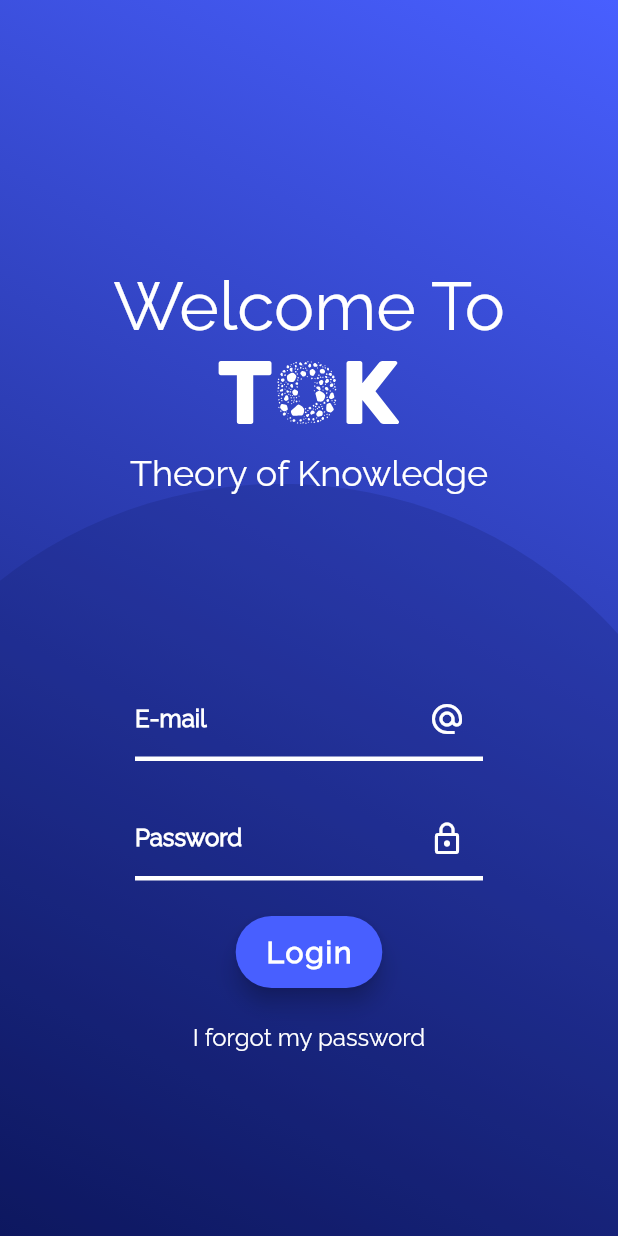
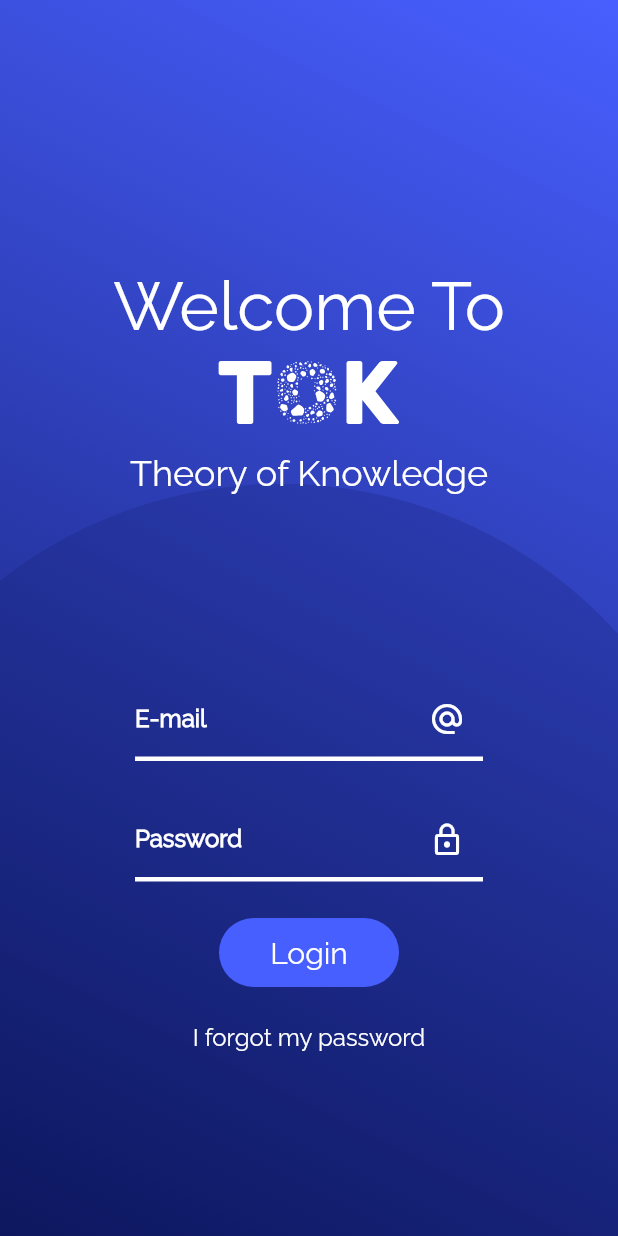
Before and after one commit to furknataman/register-event, a Flutter app: the screen it shows after launch, on a phone screen of 412 x 824 dp. Run offline on Flutter 3.47's test engine with Material 2 defaults, Android fonts, the light colour scheme and no system bars; our stand-ins replace cloud_firestore, firebase_auth, firebase_core, flutter_riverpod, flutter_svg, flutter_switch and 1 more; missing offline and left inert: qr_code_scanner; accounts and stored records are empty.

Commit message:
cloud firesotre

```diff
--- /dev/null
+++ b/lib/authentication/authservice.dart
@@ -0,0 +1,23 @@
+import 'package:firebase_auth/firebase_auth.dart';
+import 'package:flutter/material.dart';
+import 'package:qr/pages/start/start_page.dart';
+import 'package:qr/route_page/route_page.dart';
+
+class AuthService {
+  //Determine if the user is authenticated.
+  handleAuthState() {
+    return StreamBuilder<User?>(
+        stream: FirebaseAuth.instance.authStateChanges(),
+        builder: (BuildContext context, snapshot) {
+          if (snapshot.hasData) {
+            return const RoutePage();
+          } else if (snapshot.connectionState == ConnectionState.waiting) {
+            return const Center(
+              child: CircularProgressIndicator(),
+            );
+          } else {
+            return const StartPage();
+          }
+        });
+  }
+}
--- a/lib/global/svg.dart
+++ b/lib/global/svg.dart
@@ -1,4 +1,3 @@
-import 'package:flutter/cupertino.dart';
 import 'package:flutter/material.dart';
 import 'package:flutter_svg/svg.dart';
 
--- a/lib/main.dart
+++ b/lib/main.dart
@@ -1,8 +1,12 @@
+import 'package:firebase_core/firebase_core.dart';
 import 'package:flutter/material.dart';
-import 'package:qr/pages/start/start_page.dart';
 import 'package:flutter_riverpod/flutter_riverpod.dart';
 
-void main() {
+import 'authentication/authservice.dart';
+
+void main() async {
+  WidgetsFlutterBinding.ensureInitialized();
+  await Firebase.initializeApp();
   runApp(const ProviderScope(child: MyApp()));
 }
 
@@ -37,7 +41,7 @@ class MyApp extends StatelessWidget {
                   fontSize: 33, color: Color(0xff333333), fontWeight: FontWeight.w400),
               labelMedium: TextStyle(
                   fontSize: 14, color: Color(0xff4F4F4F), fontWeight: FontWeight.w400))),
-      home: const StartPage(),
+      home: AuthService().handleAuthState(),
     );
   }
 }
--- a/lib/pages/start/start_page.dart
+++ b/lib/pages/start/start_page.dart
@@ -1,19 +1,14 @@
 import 'package:flutter/material.dart';
+import 'package:flutter_riverpod/flutter_riverpod.dart';
 import 'package:qr/global/svg.dart';
-import 'package:qr/route_page/route_page.dart';
+import '../../authentication/login_serice.dart';
 
-class StartPage extends StatefulWidget {
+class StartPage extends ConsumerWidget {
   const StartPage({super.key});
 
   @override
-  State<StartPage> createState() => _StartPageState();
-}
-
-class _StartPageState extends State<StartPage> {
-  TextEditingController? controllerEmail;
-  TextEditingController? controllerPassword;
-  @override
-  Widget build(BuildContext context) {
+  Widget build(BuildContext context, WidgetRef ref) {
+    final getGoogle = ref.watch<GoogleProvder>(googleConfig);
     return Scaffold(
       body: Container(
         width: double.infinity,
@@ -63,23 +58,28 @@ class _StartPageState extends State<StartPage> {
                       loging(
                           labelText: "E-mail",
                           icon: Icons.alternate_email,
-                          controller: controllerEmail),
+                          controller: getGoogle.controllerEmail),
                       loging(
                           labelText: "Password",
                           icon: Icons.lock_outline,
                           obs: true,
-                          controller: controllerPassword),
-                      FloatingActionButton.extended(
-                        backgroundColor: const Color(0xff485FFF),
-                        label: const Text(
-                          "Login",
-                          style: TextStyle(fontSize: 20),
-                        ),
-                        onPressed: () {
-                          Navigator.push(context,
-                              MaterialPageRoute(builder: (context) => const RoutePage()));
-                        },
-                      ),
+                          controller: getGoogle.controllerPassword),
+                      InkWell(
+                          onTap: () {
+                            getGoogle.signIn();
+                          },
+                          child: Container(
+                            alignment: Alignment.center,
+                            width: 120,
+                            height: 46,
+                            decoration: const BoxDecoration(
+                                color: Color(0xff485FFF),
+                                borderRadius: BorderRadius.all(Radius.circular(30))),
+                            child: const Text(
+                              "Login",
+                              style: TextStyle(fontSize: 20, color: Colors.white),
+                            ),
+                          )),
                       InkWell(
                         onTap: () {},
                         child: const Text(
@@ -90,37 +90,6 @@ class _StartPageState extends State<StartPage> {
                     ],
                   ),
                 ),
-                /*FloatingActionButton.extended(
-                  backgroundColor: Colors.white,
-                  onPressed: () {
-                    Navigator.push(context,
-                        MaterialPageRoute(builder: (context) => const RoutePage()));
-                  },
-                  label: Row(
-                    mainAxisAlignment: MainAxisAlignment.spaceBetween,
-                    children: [
-                      googleLogo,
-                      const SizedBox(
-                        width: 30,
-                      ),
-                      const Text("Sign-in With Google ",
-                          style: TextStyle(
-                              fontWeight: FontWeight.w400,
-                              color: Color(0xff131313),
-                              fontSize: 22,
-                              fontFamily: 'Raleway'))
-                    ],
-                  ),
-                ),
-                const Padding(
-                  padding: EdgeInsets.only(left: 30, right: 30),
-                  child: Text(
-                    textAlign: TextAlign.center,
-                    "Google sign-in is required for viewing and registering attending to the seminars.",
-                    style: TextStyle(
-                        color: Colors.white, fontSize: 16, fontFamily: 'Raleway'),
-                  ),
-                )*/
               ],
             ),
           ),
@@ -134,7 +103,6 @@ class _StartPageState extends State<StartPage> {
       IconData? icon,
       bool obs = false,
       @required TextEditingController? controller}) {
-    // ignore: prefer_const_constructors
     return TextField(
       controller: controller,
       keyboardType: TextInputType.visiblePassword,
--- a/pubspec.yaml
+++ b/pubspec.yaml
@@ -48,6 +48,8 @@ dependencies:
   firebase_auth: ^4.1.5
   firebase_messaging: ^14.1.3
   firebase_analytics: ^10.0.6
+  cloud_firestore: ^4.1.0
+
 
 dev_dependencies:
   flutter_test:
```
Also changed, not shown: lib/authentication/login_serice.dart (added, +48 -0 lines), lib/db/db_model.dart (added, +46 -0 lines), lib/pages/settings/settings_page.dart (+55 -8 lines), pubspec.lock, 2 other files.
